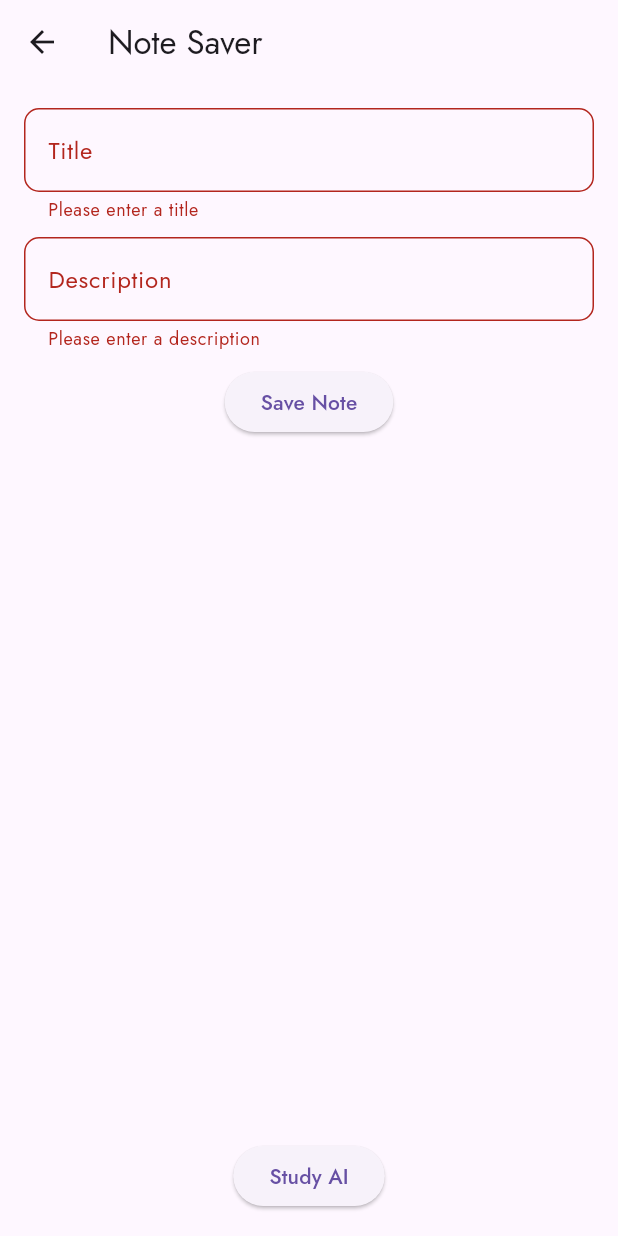
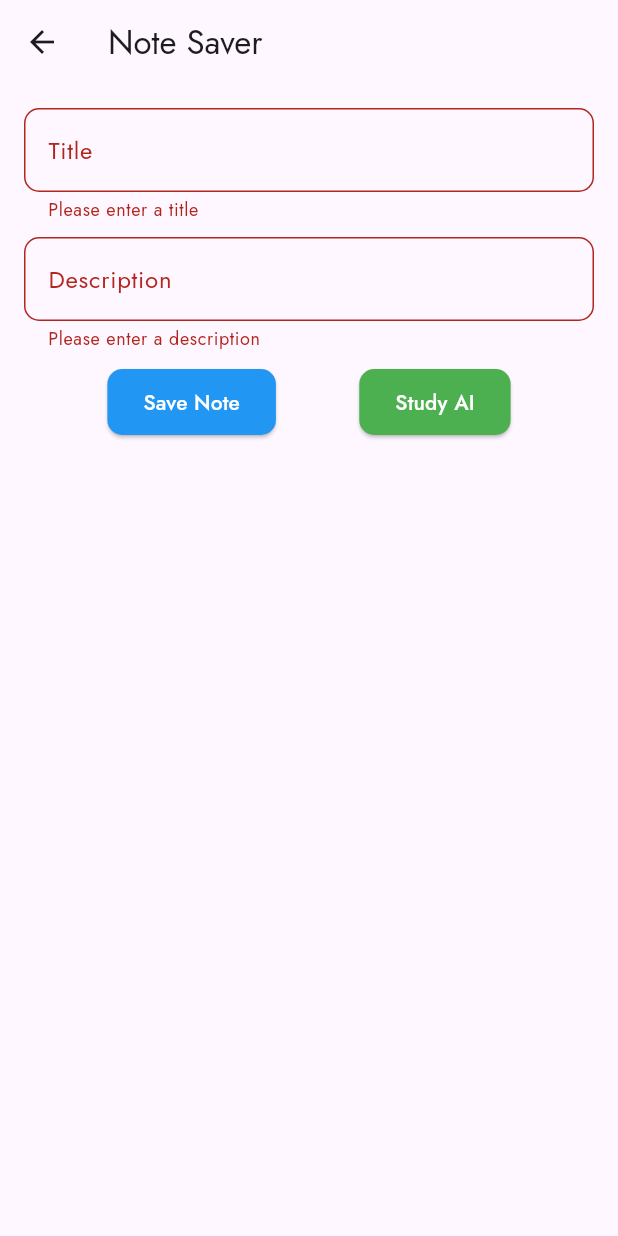
Before and after one commit to AnexDev1/JiT-Hub, a Flutter app: the NoteSaver screen opened directly, after a tap on "Save Note", on a phone screen of 412 x 824 dp. Run offline on Flutter 3.47's test engine with Material 3 defaults, Android fonts, the phone set to English and light mode, and no system bars; our stand-ins replace flutter_dotenv, flutter_markdown, flutter_svg, hive, hive_flutter, image_picker; missing offline and left inert: flutter_pdfview, google_ml_kit, google_mlkit_text_recognition; accounts and stored records are empty.

Commit message:
minor UI fix

```diff
--- a/lib/pages/Category/Tools/note_saver.dart
+++ b/lib/pages/Category/Tools/note_saver.dart
@@ -96,9 +96,37 @@ class _NoteSaverState extends State<NoteSaver> {
                     },
                   ),
                   const SizedBox(height: 10.0),
-                  ElevatedButton(
-                    onPressed: _saveNote,
-                    child: Text(_editingIndex == null ? 'Save Note' : 'Update Note'),
+                  Row(
+                    mainAxisAlignment: MainAxisAlignment.spaceEvenly,
+                    children: [
+                      ElevatedButton(
+                        onPressed: _saveNote,
+                        style: ElevatedButton.styleFrom(
+                          foregroundColor: Colors.white, backgroundColor: Colors.blue,
+                          padding: const EdgeInsets.symmetric(horizontal: 24, vertical: 12),
+                          shape: RoundedRectangleBorder(
+                            borderRadius: BorderRadius.circular(10.0),
+                          ),
+                        ),
+                        child: Text(_editingIndex == null ? 'Save Note' : 'Update Note'),
+                      ),
+                      ElevatedButton(
+                        onPressed: () {
+                          Navigator.push(
+                            context,
+                            MaterialPageRoute(builder: (context) => const StudyAI()),
+                          );
+                        },
+                        style: ElevatedButton.styleFrom(
+                          foregroundColor: Colors.white, backgroundColor: Colors.green,
+                          padding: const EdgeInsets.symmetric(horizontal: 24, vertical: 12),
+                          shape: RoundedRectangleBorder(
+                            borderRadius: BorderRadius.circular(10.0),
+                          ),
+                        ),
+                        child: const Text('Study AI'),
+                      ),
+                    ],
                   ),
                 ],
               ),
@@ -141,16 +169,6 @@ class _NoteSaverState extends State<NoteSaver> {
                 },
               ),
             ),
-            const SizedBox(height: 16.0),
-            ElevatedButton(
-              onPressed: () {
-                Navigator.push(
-                  context,
-                  MaterialPageRoute(builder: (context) => const StudyAI()),
-                );
-              },
-              child: const Text('Study AI'),
-            ),
           ],
         ),
       ),
--- a/lib/pages/Category/Tools/study_ai.dart
+++ b/lib/pages/Category/Tools/study_ai.dart
@@ -126,12 +126,12 @@ class _StudyAIState extends State<StudyAI> {
                         border: OutlineInputBorder(
                           borderRadius: BorderRadius.circular(10.0),
                         ),
+                        suffixIcon: IconButton(
+                          icon: const Icon(Icons.send),
+                          onPressed: _submitInput,
+                        ),
                       ),
                     ),
-                  ),
-                  IconButton(
-                    icon: const Icon(Icons.send),
-                    onPressed: _submitInput,
                   ),
                   IconButton(
                     icon: const Icon(Icons.image),
```
